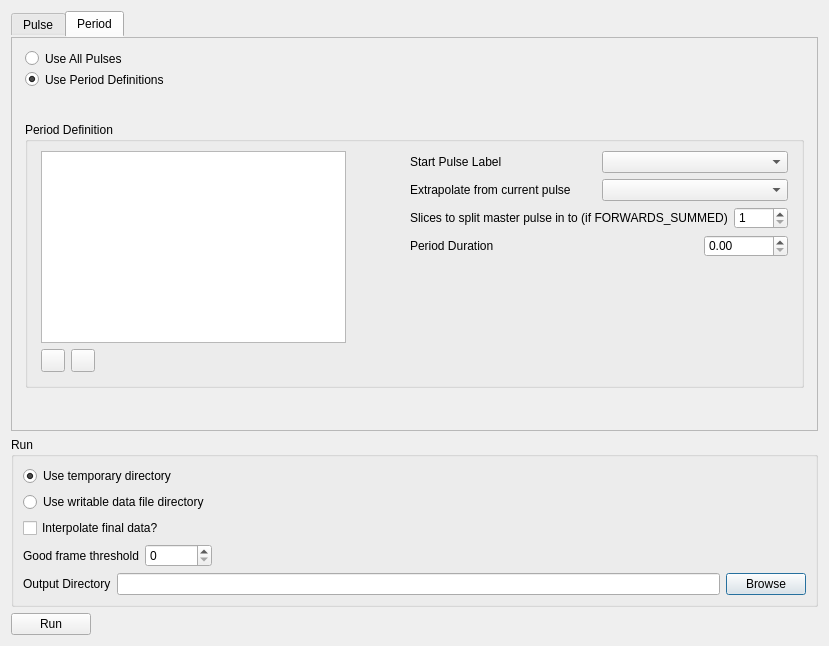
The window that gudpy/gui/widgets/ui_files/nexusProcessingDialog.ui (disorderedmaterials/GudPy) describes before a commit, drawn with Qt 5.
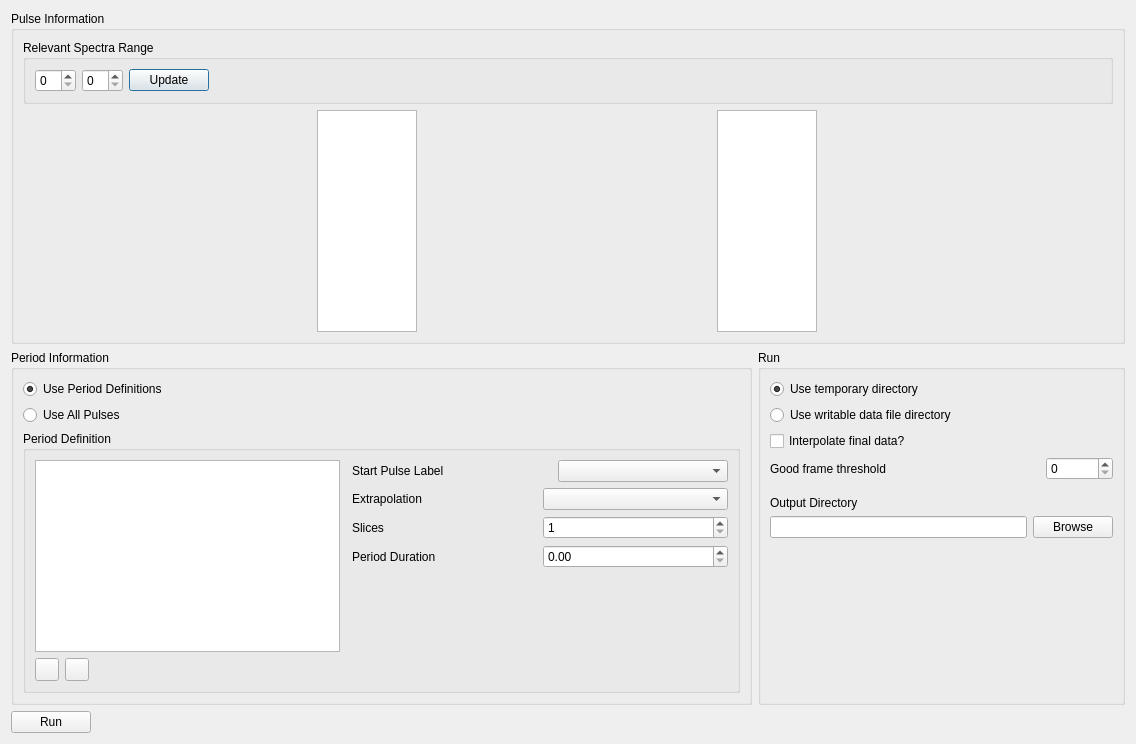
The same window after the commit. The open tabs and pages were chosen to show the change. Icons and pictures are not drawn. Custom widgets are drawn as their Qt base class.

Patch:
```diff
--- a/gudpy/gui/widgets/ui_files/nexusProcessingDialog.ui
+++ b/gudpy/gui/widgets/ui_files/nexusProcessingDialog.ui
@@ -1,151 +1,27 @@
 <?xml version="1.0" encoding="UTF-8"?>
 <ui version="4.0">
- <class>NexusProcessingDialog</class>
- <widget class="QDialog" name="NexusProcessingDialog">
+ <class>Dialog</class>
+ <widget class="QDialog" name="Dialog">
   <property name="geometry">
    <rect>
     <x>0</x>
     <y>0</y>
-    <width>829</width>
-    <height>646</height>
+    <width>1136</width>
+    <height>744</height>
    </rect>
   </property>
-  <property name="sizePolicy">
-   <sizepolicy hsizetype="Preferred" vsizetype="Minimum">
-    <horstretch>0</horstretch>
-    <verstretch>0</verstretch>
-   </sizepolicy>
-  </property>
   <property name="windowTitle">
-   <string>Nexus Processing</string>
+   <string>Dialog</string>
   </property>
   <layout class="QVBoxLayout" name="verticalLayout_7">
    <item>
-    <widget class="QTabWidget" name="tabWidget">
-     <property name="sizePolicy">
-      <sizepolicy hsizetype="Expanding" vsizetype="Expanding">
-       <horstretch>0</horstretch>
-       <verstretch>0</verstretch>
-      </sizepolicy>
-     </property>
-     <property name="minimumSize">
-      <size>
-       <width>0</width>
-       <height>0</height>
-      </size>
-     </property>
-     <property name="focusPolicy">
-      <enum>Qt::NoFocus</enum>
-     </property>
-     <property name="whatsThis">
-      <string>&lt;html&gt;&lt;head/&gt;&lt;body&gt;&lt;p&gt;&lt;br/&gt;&lt;/p&gt;&lt;/body&gt;&lt;/html&gt;</string>
-     </property>
-     <property name="styleSheet">
-      <string notr="true">border-color: rgba(255, 255, 255, 0);</string>
-     </property>
-     <property name="currentIndex">
-      <number>0</number>
-     </property>
-     <widget class="QWidget" name="pulseInformation">
-      <property name="sizePolicy">
-       <sizepolicy hsizetype="Preferred" vsizetype="Preferred">
-        <horstretch>0</horstretch>
-        <verstretch>0</verstretch>
-       </sizepolicy>
-      </property>
-      <property name="styleSheet">
-       <string notr="true">border-color: rgba(255, 255, 255, 0);</string>
-      </property>
-      <attribute name="title">
-       <string>Pulse</string>
-      </attribute>
-      <layout class="QVBoxLayout" name="verticalLayout_11">
-       <property name="leftMargin">
-        <number>0</number>
-       </property>
-       <property name="topMargin">
-        <number>0</number>
-       </property>
-       <property name="rightMargin">
-        <number>0</number>
-       </property>
-       <property name="bottomMargin">
-        <number>0</number>
-       </property>
+    <layout class="QVBoxLayout" name="verticalLayout_4">
        <item>
-        <widget class="QScrollArea" name="scrollArea_2">
-         <property name="sizePolicy">
-          <sizepolicy hsizetype="Expanding" vsizetype="Expanding">
-           <horstretch>0</horstretch>
-           <verstretch>0</verstretch>
-          </sizepolicy>
-         </property>
-         <property name="minimumSize">
-          <size>
-           <width>0</width>
-           <height>0</height>
-          </size>
-         </property>
-         <property name="horizontalScrollBarPolicy">
-          <enum>Qt::ScrollBarAlwaysOff</enum>
-         </property>
-         <property name="widgetResizable">
-          <bool>true</bool>
-         </property>
-         <widget class="QWidget" name="scrollAreaWidgetContents_4">
-          <property name="geometry">
-           <rect>
-            <x>0</x>
-            <y>0</y>
-            <width>807</width>
-            <height>413</height>
-           </rect>
-          </property>
-          <layout class="QVBoxLayout" name="verticalLayout_10">
-           <property name="leftMargin">
-            <number>0</number>
-           </property>
-           <property name="topMargin">
-            <number>0</number>
-           </property>
-           <property name="rightMargin">
-            <number>0</number>
-           </property>
-           <property name="bottomMargin">
-            <number>0</number>
-           </property>
-           <item>
-            <widget class="QWidget" name="widget" native="true">
-             <layout class="QVBoxLayout" name="verticalLayout_8">
-              <property name="spacing">
-               <number>0</number>
-              </property>
-              <property name="leftMargin">
-               <number>0</number>
-              </property>
-              <property name="topMargin">
-               <number>0</number>
-              </property>
-              <property name="rightMargin">
-               <number>0</number>
-              </property>
-              <property name="bottomMargin">
-               <number>0</number>
-              </property>
-              <item>
-               <layout class="QVBoxLayout" name="verticalLayout_2">
-                <property name="leftMargin">
-                 <number>13</number>
-                </property>
-                <property name="topMargin">
-                 <number>13</number>
-                </property>
-                <property name="rightMargin">
-                 <number>13</number>
-                </property>
-                <property name="bottomMargin">
-                 <number>13</number>
-                </property>
+      <widget class="QGroupBox" name="pulseInformation">
+       <property name="title">
+        <string>Pulse Information</string>
+       </property>
+       <layout class="QVBoxLayout" name="verticalLayout_3">
                 <item>
                  <widget class="QGroupBox" name="spectraGroupBox">
                   <property name="title">
@@ -160,9 +36,6 @@
                    </item>
                    <item>
                     <widget class="QPushButton" name="updateSpectraButton">
-                     <property name="focusPolicy">
-                      <enum>Qt::NoFocus</enum>
-                     </property>
                      <property name="text">
                       <string>Update</string>
                      </property>
@@ -186,12 +59,6 @@
                 </item>
                 <item>
                  <layout class="QHBoxLayout" name="pulsePlotLayout">
-                  <property name="leftMargin">
-                   <number>0</number>
-                  </property>
-                  <property name="topMargin">
-                   <number>9</number>
-                  </property>
                   <item>
                    <widget class="SpectraTable" name="spectraTableView">
                     <property name="sizePolicy">
@@ -200,12 +67,6 @@
                       <verstretch>0</verstretch>
                      </sizepolicy>
                     </property>
-                    <property name="minimumSize">
-                     <size>
-                      <width>0</width>
-                      <height>0</height>
-                     </size>
-                    </property>
                     <property name="maximumSize">
                      <size>
                       <width>100</width>
@@ -239,122 +100,29 @@
                  </layout>
                 </item>
                </layout>
-              </item>
-             </layout>
-            </widget>
-           </item>
-          </layout>
-         </widget>
-        </widget>
-       </item>
-      </layout>
-     </widget>
-     <widget class="QWidget" name="periodInformation">
-      <property name="styleSheet">
-       <string notr="true">border-color: rgba(255, 255, 255, 0);</string>
-      </property>
-      <attribute name="title">
-       <string>Period</string>
-      </attribute>
-      <layout class="QVBoxLayout" name="verticalLayout_12">
-       <property name="leftMargin">
-        <number>0</number>
-       </property>
-       <property name="topMargin">
-        <number>0</number>
-       </property>
-       <property name="rightMargin">
-        <number>0</number>
-       </property>
-       <property name="bottomMargin">
-        <number>0</number>
-       </property>
+      </widget>
+     </item>
        <item>
-        <widget class="QScrollArea" name="scrollArea">
-         <property name="sizePolicy">
-          <sizepolicy hsizetype="Expanding" vsizetype="Expanding">
-           <horstretch>0</horstretch>
-           <verstretch>0</verstretch>
-          </sizepolicy>
-         </property>
-         <property name="minimumSize">
-          <size>
-           <width>0</width>
-           <height>0</height>
-          </size>
-         </property>
-         <property name="horizontalScrollBarPolicy">
-          <enum>Qt::ScrollBarAlwaysOff</enum>
-         </property>
-         <property name="widgetResizable">
-          <bool>true</bool>
-         </property>
-         <widget class="QWidget" name="scrollAreaWidgetContents_2">
-          <property name="geometry">
-           <rect>
-            <x>0</x>
-            <y>0</y>
-            <width>807</width>
-            <height>413</height>
-           </rect>
-          </property>
-          <layout class="QVBoxLayout" name="verticalLayout_9">
-           <property name="leftMargin">
-            <number>0</number>
-           </property>
-           <property name="topMargin">
-            <number>0</number>
-           </property>
-           <property name="rightMargin">
-            <number>0</number>
-           </property>
-           <property name="bottomMargin">
-            <number>0</number>
-           </property>
+      <layout class="QHBoxLayout" name="horizontalLayout_9">
            <item>
-            <widget class="QWidget" name="widget_2" native="true">
-             <layout class="QVBoxLayout" name="verticalLayout_3">
-              <property name="leftMargin">
-               <number>0</number>
-              </property>
-              <property name="topMargin">
-               <number>0</number>
-              </property>
-              <property name="rightMargin">
-               <number>0</number>
-              </property>
-              <property name="bottomMargin">
-               <number>0</number>
-              </property>
+        <widget class="QGroupBox" name="periodGroupBox">
+         <property name="title">
+          <string>Period Information</string>
+         </property>
+         <property name="checkable">
+          <bool>false</bool>
+         </property>
+         <layout class="QHBoxLayout" name="horizontalLayout">
               <item>
-               <layout class="QVBoxLayout" name="verticalLayout_6">
-                <property name="sizeConstraint">
-                 <enum>QLayout::SetDefaultConstraint</enum>
-                </property>
-                <property name="leftMargin">
-                 <number>13</number>
-                </property>
-                <property name="topMargin">
-                 <number>13</number>
-                </property>
-                <property name="rightMargin">
-                 <number>13</number>
-                </property>
-                <property name="bottomMargin">
-                 <number>13</number>
-                </property>
-                <item>
-                 <widget class="QRadioButton" name="useAllPulsesButton">
-                  <property name="text">
-                   <string>Use All Pulses</string>
-                  </property>
-                  <attribute name="buttonGroup">
-                   <string notr="true">buttonGroup_2</string>
-                  </attribute>
-                 </widget>
-                </item>
+           <layout class="QVBoxLayout" name="verticalLayout_2">
                 <item>
                  <widget class="QRadioButton" name="usePeriodDefinitionsButton">
+              <property name="minimumSize">
+               <size>
+                <width>300</width>
+                <height>0</height>
+               </size>
+              </property>
                   <property name="text">
                    <string>Use Period Definitions</string>
                   </property>
@@ -367,57 +135,29 @@
                  </widget>
                 </item>
                 <item>
-                 <spacer name="verticalSpacer_3">
-                  <property name="orientation">
-                   <enum>Qt::Vertical</enum>
-                  </property>
-                  <property name="sizeHint" stdset="0">
-                   <size>
-                    <width>20</width>
-                    <height>40</height>
-                   </size>
-                  </property>
-                 </spacer>
+             <widget class="QRadioButton" name="useAllPulsesButton">
+              <property name="text">
+               <string>Use All Pulses</string>
+              </property>
+              <attribute name="buttonGroup">
+               <string notr="true">buttonGroup_2</string>
+              </attribute>
+             </widget>
                 </item>
                 <item>
                  <widget class="QGroupBox" name="periodDefinitionGroupBox">
-                  <property name="sizePolicy">
-                   <sizepolicy hsizetype="Preferred" vsizetype="Fixed">
-                    <horstretch>0</horstretch>
-                    <verstretch>0</verstretch>
-                   </sizepolicy>
-                  </property>
                   <property name="title">
                    <string>Period Definition</string>
                   </property>
-                  <layout class="QVBoxLayout" name="verticalLayout_4">
-                   <property name="leftMargin">
-                    <number>13</number>
-                   </property>
-                   <property name="topMargin">
-                    <number>9</number>
-                   </property>
-                   <property name="rightMargin">
-                    <number>13</number>
-                   </property>
-                   <property name="bottomMargin">
-                    <number>13</number>
-                   </property>
-                   <item>
                     <layout class="QHBoxLayout" name="horizontalLayout_3">
                      <item>
-                      <layout class="QVBoxLayout" name="verticalLayout_15">
-                       <property name="bottomMargin">
-                        <number>0</number>
-                       </property>
+                <layout class="QVBoxLayout" name="verticalLayout_6">
+                 <item>
+                  <layout class="QHBoxLayout" name="periodDefinitionLayout">
+                   <item>
+                    <layout class="QVBoxLayout" name="verticalLayout_9">
                        <item>
                         <widget class="PulseTable" name="pulseTableView">
-                         <property name="sizePolicy">
-                          <sizepolicy hsizetype="Minimum" vsizetype="Expanding">
-                           <horstretch>0</horstretch>
-                           <verstretch>0</verstretch>
-                          </sizepolicy>
-                         </property>
                          <property name="minimumSize">
                           <size>
                            <width>305</width>
@@ -430,21 +170,7 @@
                         </widget>
                        </item>
                        <item>
-                        <layout class="QHBoxLayout" name="horizontalLayout">
-                         <property name="sizeConstraint">
-                          <enum>QLayout::SetDefaultConstraint</enum>
-                         </property>
-                         <item>
-                          <widget class="QToolButton" name="addPulseButton">
-                           <property name="text">
-                            <string/>
-                           </property>
-                           <property name="icon">
-                            <iconset>
-                             <normaloff>:/icons/plus.png</normaloff>:/icons/plus.png</iconset>
-                           </property>
-                          </widget>
-                         </item>
+                      <layout class="QHBoxLayout" name="horizontalLayout_11">
                          <item>
                           <widget class="QToolButton" name="removePulseButton">
                            <property name="text">
@@ -456,6 +182,17 @@
                            </property>
                           </widget>
                          </item>
+                       <item>
+                        <widget class="QToolButton" name="addPulseButton">
+                         <property name="text">
+                          <string/>
+                         </property>
+                         <property name="icon">
+                          <iconset>
+                           <normaloff>:/icons/plus.png</normaloff>:/icons/plus.png</iconset>
+                         </property>
+                        </widget>
+                       </item>
                          <item>
                           <spacer name="horizontalSpacer_3">
                            <property name="orientation">
@@ -474,20 +211,7 @@
                       </layout>
                      </item>
                      <item>
-                      <spacer name="horizontalSpacer_4">
-                       <property name="orientation">
-                        <enum>Qt::Horizontal</enum>
-                       </property>
-                       <property name="sizeHint" stdset="0">
-                        <size>
-                         <width>40</width>
-                         <height>20</height>
-                        </size>
-                       </property>
-                      </spacer>
-                     </item>
-                     <item>
-                      <layout class="QVBoxLayout" name="verticalLayout_14">
+                    <layout class="QVBoxLayout" name="verticalLayout_10">
                        <property name="sizeConstraint">
                         <enum>QLayout::SetDefaultConstraint</enum>
                        </property>
@@ -498,11 +222,11 @@
                         <layout class="QHBoxLayout" name="horizontalLayout_7">
                          <item>
                           <widget class="QLabel" name="label_4">
-                           <property name="sizePolicy">
-                            <sizepolicy hsizetype="Preferred" vsizetype="Minimum">
-                             <horstretch>0</horstretch>
-                             <verstretch>0</verstretch>
-                            </sizepolicy>
+                         <property name="minimumSize">
+                          <size>
+                           <width>200</width>
+                           <height>0</height>
+                          </size>
                            </property>
                            <property name="text">
                             <string>Start Pulse Label</string>
@@ -510,7 +234,14 @@
                           </widget>
                          </item>
                          <item>
-                          <widget class="QComboBox" name="pulseLabelComboBox"/>
+                        <widget class="QComboBox" name="pulseLabelComboBox">
+                         <property name="minimumSize">
+                          <size>
+                           <width>170</width>
+                           <height>0</height>
+                          </size>
+                         </property>
+                        </widget>
                          </item>
                         </layout>
                        </item>
@@ -518,9 +249,12 @@
                         <layout class="QHBoxLayout" name="horizontalLayout_8">
                          <item>
                           <widget class="QLabel" name="label">
-                           <property name="text">
+                         <property name="toolTip">
                             <string>Extrapolate from current pulse</string>
                            </property>
+                         <property name="text">
+                          <string>Extrapolation</string>
+                         </property>
                           </widget>
                          </item>
                          <item>
@@ -528,6 +262,12 @@
                            <property name="enabled">
                             <bool>true</bool>
                            </property>
+                         <property name="minimumSize">
+                          <size>
+                           <width>170</width>
+                           <height>0</height>
+                          </size>
+                         </property>
                           </widget>
                          </item>
                         </layout>
@@ -536,14 +276,11 @@
                         <layout class="QHBoxLayout" name="horizontalLayout_10">
                          <item>
                           <widget class="QLabel" name="label_8">
-                           <property name="sizePolicy">
-                            <sizepolicy hsizetype="Expanding" vsizetype="Preferred">
-                             <horstretch>0</horstretch>
-                             <verstretch>0</verstretch>
-                            </sizepolicy>
+                         <property name="toolTip">
+                          <string>&lt;html&gt;&lt;head/&gt;&lt;body&gt;&lt;p&gt;Slices to split master pulse in to (if FORWARDS_SUMMED)&lt;/p&gt;&lt;/body&gt;&lt;/html&gt;</string>
                            </property>
                            <property name="text">
-                            <string>Slices to split master pulse in to (if FORWARDS_SUMMED)</string>
+                          <string>Slices</string>
                            </property>
                           </widget>
                          </item>
@@ -566,15 +303,9 @@
                         <layout class="QHBoxLayout" name="horizontalLayout_4">
                          <item>
                           <widget class="QLabel" name="label_2">
-                           <property name="sizePolicy">
-                            <sizepolicy hsizetype="Expanding" vsizetype="Preferred">
-                             <horstretch>0</horstretch>
-                             <verstretch>0</verstretch>
-                            </sizepolicy>
-                           </property>
                            <property name="minimumSize">
                             <size>
-                             <width>280</width>
+                           <width>0</width>
                              <height>0</height>
                             </size>
                            </property>
@@ -593,26 +324,6 @@
                         </layout>
                        </item>
                        <item>
-                        <spacer name="verticalSpacer">
-                         <property name="orientation">
-                          <enum>Qt::Vertical</enum>
-                         </property>
-                         <property name="sizeHint" stdset="0">
-                          <size>
-                           <width>20</width>
-                           <height>40</height>
-                          </size>
-                         </property>
-                        </spacer>
-                       </item>
-                      </layout>
-                     </item>
-                    </layout>
-                   </item>
-                  </layout>
-                 </widget>
-                </item>
-                <item>
                  <spacer name="verticalSpacer_2">
                   <property name="orientation">
                    <enum>Qt::Vertical</enum>
@@ -628,14 +339,15 @@
                </layout>
               </item>
              </layout>
-            </widget>
-           </item>
-          </layout>
-         </widget>
-        </widget>
+                 </item>
+                </layout>
        </item>
       </layout>
      </widget>
+            </item>
+           </layout>
+          </item>
+         </layout>
     </widget>
    </item>
    <item>
@@ -683,6 +395,19 @@
           </property>
          </widget>
         </item>
+            <item>
+             <spacer name="horizontalSpacer_2">
+              <property name="orientation">
+               <enum>Qt::Horizontal</enum>
+              </property>
+              <property name="sizeHint" stdset="0">
+               <size>
+                <width>40</width>
+                <height>20</height>
+               </size>
+              </property>
+             </spacer>
+            </item>
         <item>
          <widget class="QSpinBox" name="goodFrameThresholdSpinBox">
           <property name="maximum">
@@ -690,23 +415,13 @@
           </property>
          </widget>
         </item>
-        <item>
-         <spacer name="horizontalSpacer_2">
-          <property name="orientation">
-           <enum>Qt::Horizontal</enum>
-          </property>
-          <property name="sizeHint" stdset="0">
-           <size>
-            <width>40</width>
-            <height>20</height>
-           </size>
-          </property>
-         </spacer>
-        </item>
        </layout>
       </item>
       <item>
-       <layout class="QHBoxLayout" name="horizontalLayout_6">
+           <layout class="QVBoxLayout" name="verticalLayout_12">
+            <property name="topMargin">
+             <number>10</number>
+            </property>
         <item>
          <widget class="QLabel" name="label_3">
           <property name="text">
@@ -715,6 +430,8 @@
          </widget>
         </item>
         <item>
+             <layout class="QHBoxLayout" name="horizontalLayout_6">
+              <item>
          <widget class="QLineEdit" name="outputDirLineEdit">
           <property name="readOnly">
            <bool>true</bool>
@@ -731,22 +448,35 @@
        </layout>
       </item>
      </layout>
-    </widget>
+          </item>
+          <item>
+           <spacer name="verticalSpacer">
+            <property name="orientation">
+             <enum>Qt::Vertical</enum>
+            </property>
+            <property name="sizeHint" stdset="0">
+             <size>
+              <width>20</width>
+              <height>40</height>
+             </size>
+            </property>
+           </spacer>
+          </item>
+         </layout>
+        </widget>
+       </item>
+      </layout>
+     </item>
+    </layout>
    </item>
    <item>
     <widget class="QPushButton" name="runButton">
      <property name="sizePolicy">
-      <sizepolicy hsizetype="Fixed" vsizetype="Preferred">
+      <sizepolicy hsizetype="Fixed" vsizetype="Fixed">
        <horstretch>0</horstretch>
        <verstretch>0</verstretch>
       </sizepolicy>
      </property>
-     <property name="sizeHint" stdset="0">
-      <size>
-       <width>75</width>
-       <height>23</height>
-      </size>
-     </property>
      <property name="text">
       <string>Run</string>
      </property>
```
Left out of the diff: 3 changed lines with no effect on the pictures. Lines whose indentation alone changed are shown as unchanged.
